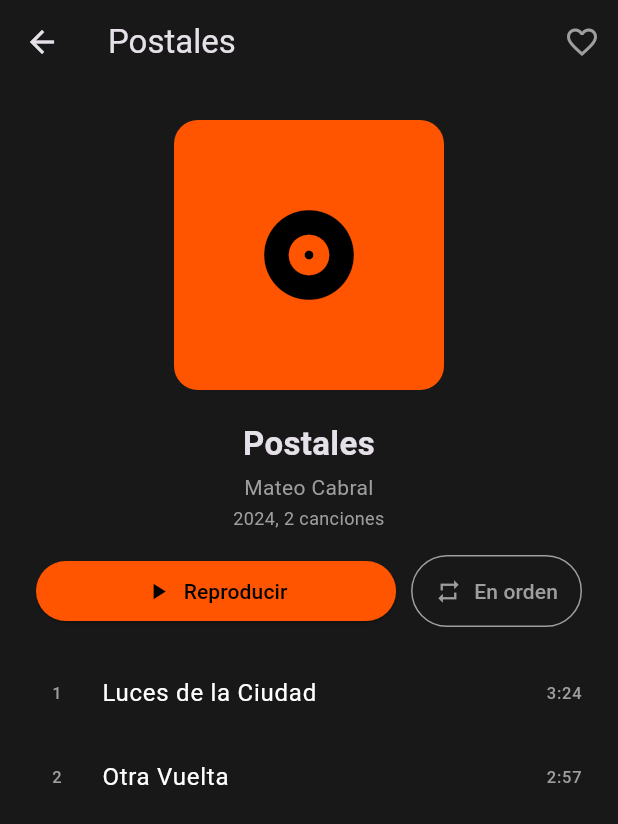
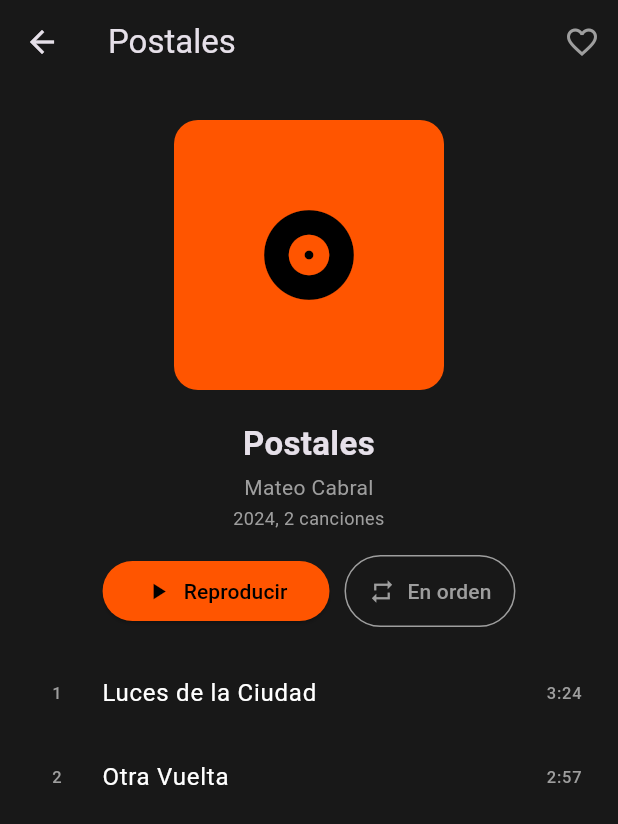
Before and after one commit to dtoconas78-web/Streamtunes, a Flutter app: the InicioOyenteScreen screen opened directly, after a tap on "Postales", on a phone screen of 412 x 824 dp. Shown: the top 824 px of the screen. Run offline on Flutter 3.47's test engine with Material 3 defaults, Android fonts, the phone set to English and light mode, and no system bars; our stand-ins replace firebase_auth, firebase_core, google_sign_in; accounts and stored records are empty.

Commit message:
fix: sin overflows en pantallas de telefono chico/texto grande - celdas del grid de albumes con Flexible+ellipsis, encabezado del perfil de artista scrollable con Flexible, chips de filtros en Wrap, y botones Reproducir+modo en Wrap con etiqueta truncable

```diff
--- a/lib/views/screens/album_screen.dart
+++ b/lib/views/screens/album_screen.dart
@@ -97,11 +97,15 @@ class PantallaAlbum extends StatelessWidget {
               ),
               const SizedBox(height: 16),
               // Reproducir el álbum completo como cola + modo de reproducción
-              // (en orden / aleatoria / solo esta canción) al lado.
-              Row(
+              // (en orden / aleatoria / solo esta canción) al lado. Wrap en vez
+              // de Row: en pantallas angostas los botones se acomodan en otra
+              // fila en vez de empujar un overflow horizontal.
+              Wrap(
+                spacing: 10,
+                runSpacing: 10,
+                alignment: WrapAlignment.center,
                 children: [
-                  Expanded(
-                    child: ElevatedButton.icon(
+                  ElevatedButton.icon(
                     style: ElevatedButton.styleFrom(
                       backgroundColor: colorAcento,
                       foregroundColor: Colors.black,
@@ -119,8 +123,6 @@ class PantallaAlbum extends StatelessWidget {
                         ? null
                         : () => reproductor.reproducirCola(indices),
                   ),
-                  ),
-                  const SizedBox(width: 10),
                   const BotonModoReproduccion(),
                 ],
               ),
--- a/lib/views/screens/inicio_oyente_screen.dart
+++ b/lib/views/screens/inicio_oyente_screen.dart
@@ -66,17 +66,26 @@ class InicioOyenteScreen extends StatelessWidget {
                           ),
                         ),
                         const SizedBox(height: 8),
-                        Text(
+                        // Flexible: en pantallas chicas o con texto grande la
+                        // celda tiene altura fija (childAspectRatio) y los
+                        // textos no deben empujar un overflow abajo.
+                        Flexible(
+                          child: Text(
                             album.titulo,
                             maxLines: 1,
                             overflow: TextOverflow.ellipsis,
                             style: const TextStyle(fontWeight: FontWeight.bold),
                           ),
-                        Text(
+                        ),
+                        Flexible(
+                          child: Text(
                             '${album.cancionIds.length} canciones · ${album.anio}',
+                            maxLines: 1,
+                            overflow: TextOverflow.ellipsis,
                             style: const TextStyle(
                               color: Colors.grey,
                               fontSize: 12,
+                            ),
                           ),
                         ),
                       ],
--- a/lib/views/widgets/boton_modo_reproduccion.dart
+++ b/lib/views/widgets/boton_modo_reproduccion.dart
@@ -17,7 +17,7 @@ class BotonModoReproduccion extends StatelessWidget {
         final modo = reproductor.modo;
         // "En orden" es el modo neutro (gris); los otros se resaltan.
         final activo = modo != ModoReproduccion.enOrden;
-        return OutlinedButton.icon(
+        return OutlinedButton(
           style: OutlinedButton.styleFrom(
             foregroundColor: activo ? colorAcento : Colors.grey,
             side: BorderSide(color: activo ? colorAcento : Colors.grey),
@@ -33,8 +33,22 @@ class BotonModoReproduccion extends StatelessWidget {
               ),
             );
           },
-          icon: Icon(modo.icono),
-          label: Text(modo.etiqueta),
+          // Row propio (en vez de OutlinedButton.icon) para que la etiqueta
+          // pueda achicarse con ellipsis si el botón queda en un ancho chico.
+          child: Row(
+            mainAxisSize: MainAxisSize.min,
+            children: [
+              Icon(modo.icono),
+              const SizedBox(width: 8),
+              Flexible(
+                child: Text(
+                  modo.etiqueta,
+                  maxLines: 1,
+                  overflow: TextOverflow.ellipsis,
+                ),
+              ),
+            ],
+          ),
         );
       },
     );
```
Also changed, not shown: lib/views/screens/perfil_artista_screen.dart (+51 -11 lines), lib/views/screens/playlist_screen.dart (+7 -5 lines), lib/views/screens/ventas_donaciones_screen.dart (+8 -9 lines). Lines whose indentation alone changed are shown as unchanged.
